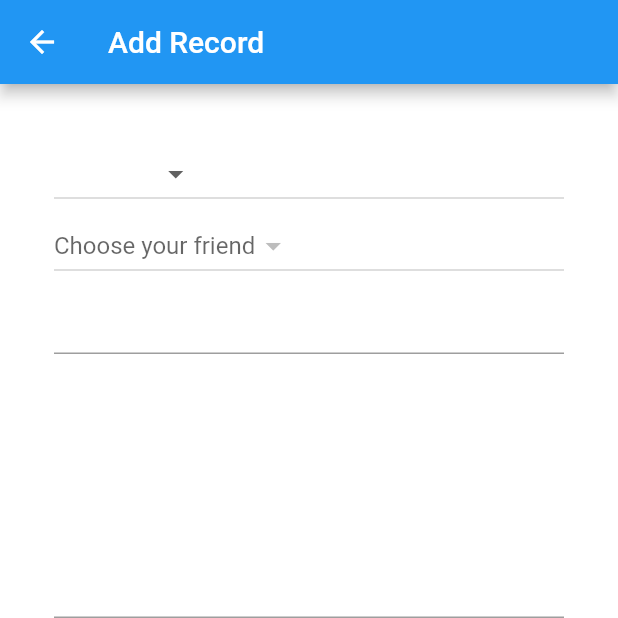
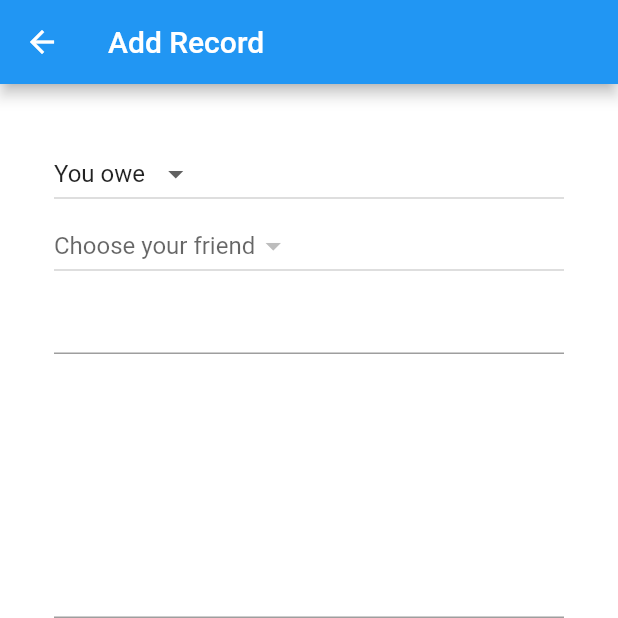
Before and after one commit to sylvesteryue/iou, a Flutter app: the AddRecordsPage screen opened directly, on a phone screen of 412 x 824 dp, the top half of it. Run offline on Flutter 3.47's test engine with Material 2 defaults, Android fonts, the phone set to English and light mode, and no system bars; our stand-ins replace cloud_firestore, firebase_auth; accounts and stored records are empty.

```diff
--- a/lib/Pages/add_records_page.dart
+++ b/lib/Pages/add_records_page.dart
@@ -19,7 +19,7 @@ class _AddRecordsPageState extends State<AddRecordsPage> {
   String friendUid = '';
   String money = '';
   String description = '';
-  String _type = '';
+  String _type = 'Debt';
 
   String moneyValidator(String value) {
     Pattern pattern = r"^[1-9][0-9]*(\.[0-9]{1,2})?$";
```
